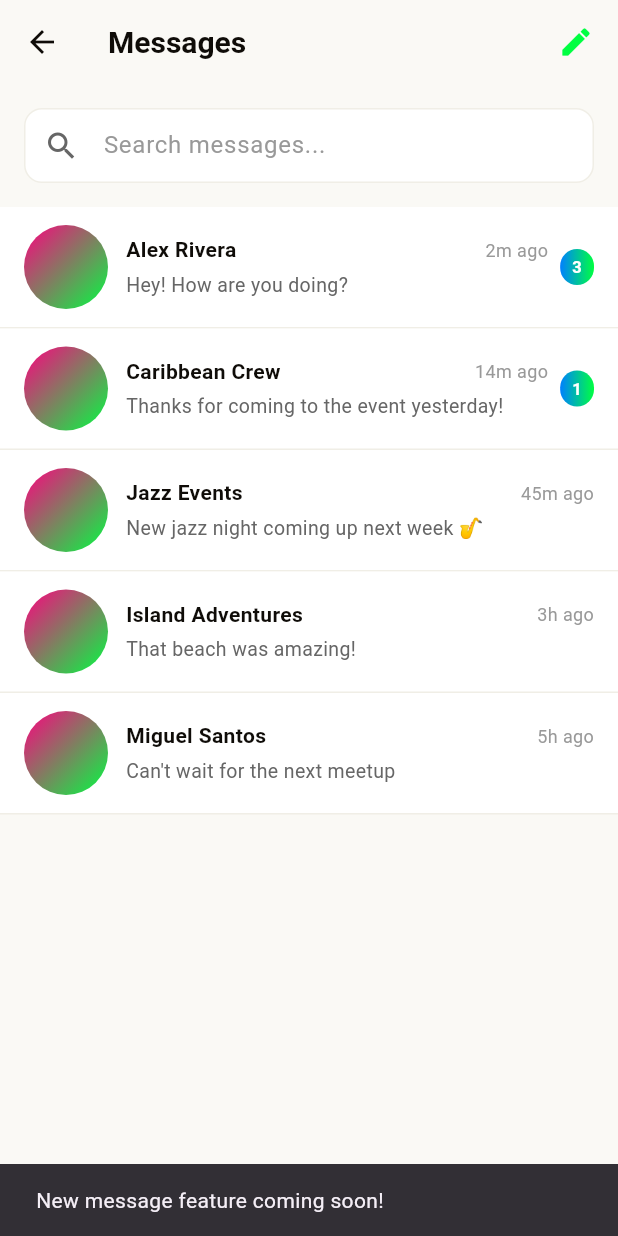
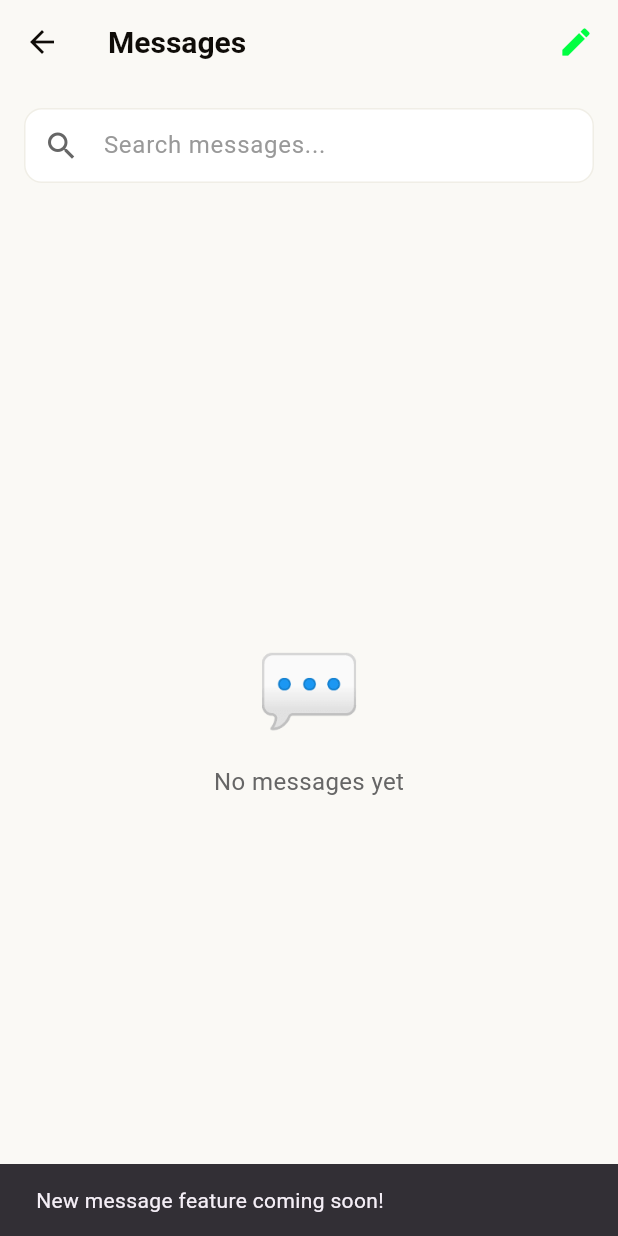
Before and after one commit to siglermichael1977-cyber/limeapp, a Flutter app: the MessagesScreen screen opened directly, after a tap on the "edit" icon, on a phone screen of 412 x 824 dp. Run offline on Flutter 3.47's test engine with Material 3 defaults, Android fonts, the phone set to English and light mode, and no system bars; our stand-ins replace firebase_core; accounts and stored records are empty; Roboto replaces fonts that are missing (Segoe UI).

Commit message:
Remove placeholder content from Messages and Entertainment

```diff
--- a/lib/screens/messages_screen.dart
+++ b/lib/screens/messages_screen.dart
@@ -21,63 +21,7 @@ class _MessagesScreenState extends State<MessagesScreen> {
   }
 
   void _loadConversations() {
-    conversations = [
-      Message(
-        id: '1',
-        conversationId: 'conv1',
-        senderId: 'user1',
-        senderName: 'Alex Rivera',
-        senderAvatar: 'avatar1',
-        content: 'Hey! How are you doing?',
-        createdAt: DateTime.now().subtract(const Duration(minutes: 2)),
-        isRead: false,
-        unreadCount: 3,
-      ),
-      Message(
-        id: '2',
-        conversationId: 'conv2',
-        senderId: 'user2',
-        senderName: 'Caribbean Crew',
-        senderAvatar: 'avatar2',
-        content: 'Thanks for coming to the event yesterday!',
-        createdAt: DateTime.now().subtract(const Duration(minutes: 14)),
-        isRead: false,
-        unreadCount: 1,
-      ),
-      Message(
-        id: '3',
-        conversationId: 'conv3',
-        senderId: 'user3',
-        senderName: 'Jazz Events',
-        senderAvatar: 'avatar3',
-        content: 'New jazz night coming up next week 🎷',
-        createdAt: DateTime.now().subtract(const Duration(minutes: 45)),
-        isRead: true,
-        unreadCount: 0,
-      ),
-      Message(
-        id: '4',
-        conversationId: 'conv4',
-        senderId: 'user4',
-        senderName: 'Island Adventures',
-        senderAvatar: 'avatar4',
-        content: 'That beach was amazing!',
-        createdAt: DateTime.now().subtract(const Duration(hours: 3)),
-        isRead: true,
-        unreadCount: 0,
-      ),
-      Message(
-        id: '5',
-        conversationId: 'conv5',
-        senderId: 'user5',
-        senderName: 'Miguel Santos',
-        senderAvatar: 'avatar5',
-        content: 'Can\'t wait for the next meetup',
-        createdAt: DateTime.now().subtract(const Duration(hours: 5)),
-        isRead: true,
-        unreadCount: 0,
-      ),
-    ];
+    conversations = [];
   }
 
   @override
```
Also changed, not shown: lib/screens/entertainment_screen.dart (+16 -32 lines).
